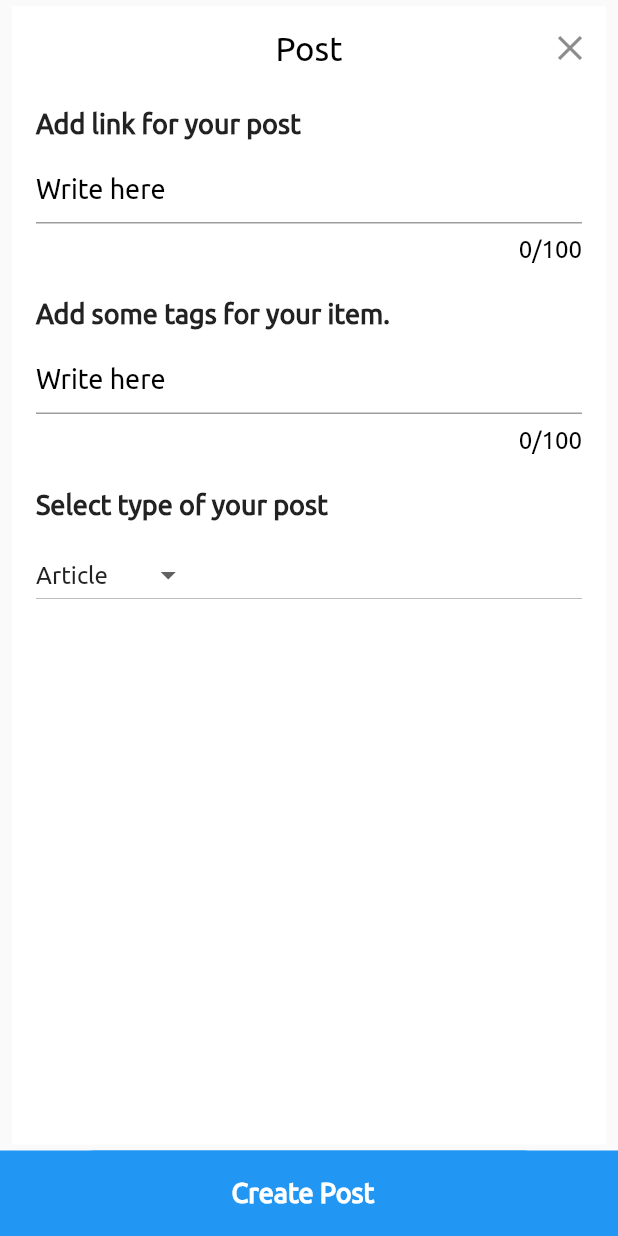
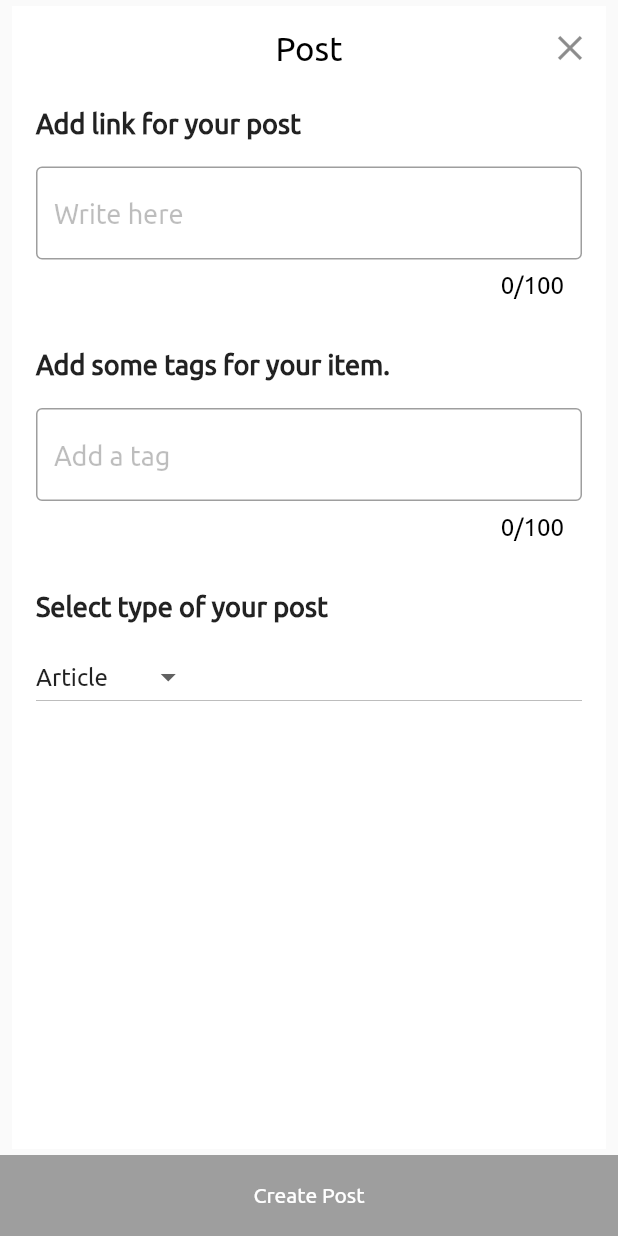
Before and after one commit to annshsingh/flutterpedia, a Flutter app: the PostScreen screen opened by its route, after a tap on "Create Post", on a phone screen of 412 x 824 dp. Run offline on Flutter 3.47's test engine with Material 2 defaults, Android fonts, the phone set to English and light mode, and no system bars; our stand-ins replace page_indicator.

Commit message:
Added necessary validations on the Post screen

```diff
--- a/lib/screens/post_add_screen.dart
+++ b/lib/screens/post_add_screen.dart
@@ -5,7 +5,6 @@ import 'package:flutterpedia/modals/user.dart';
 import 'package:flutterpedia/utils/networking.dart';
 import 'package:flutterpedia/widgets/custom_text_input.dart';
 import 'package:flutterpedia/widgets/dropdown_widget.dart';
-import 'package:flutterpedia/widgets/rounded_button.dart';
 import 'package:flutterpedia/widgets/tags_input_widget.dart';
 
 class PostScreen extends StatefulWidget {
@@ -14,12 +13,16 @@ class PostScreen extends StatefulWidget {
 }
 
 class _PostScreenState extends State<PostScreen> {
-  String link='',type='article';
-  List<String>tags=[];
+  String link = '', type = 'article';
+  List<String> tags = [];
+
   @override
   void initState() {
     super.initState();
   }
+
+  bool isLinkAdded = false;
+  bool isOneTagAdded = false;
 
   @override
   Widget build(BuildContext context) {
@@ -40,7 +43,7 @@ class _PostScreenState extends State<PostScreen> {
               brightness: Brightness.dark,
               title: Text(
                 "Post",
-                style: TextStyle(fontSize: 22.0,color: Colors.black),
+                style: TextStyle(fontSize: 22.0, color: Colors.black),
               ),
               actions: <Widget>[
                 IconButton(
@@ -58,29 +61,33 @@ class _PostScreenState extends State<PostScreen> {
             body: ListView(
               padding: EdgeInsets.symmetric(horizontal: 16.0),
               children: <Widget>[
-//                CustomTextInput(
-//                  label: "Add an interesting title",
-//                ),
-//                CustomTextInput(
-//                  label: "Give your post some description",
-//                ),
                 CustomTextInput(
                   label: "Add link for your post",
-                  onSubmitted: (val)=>setState((){
-                    link=val;
+                  onSubmitted: (val) => setState(() {
+                        if (val.isNotEmpty) {
+                          link = val;
+                          isLinkAdded = true;
+                        } else {
+                          isLinkAdded = false;
+                        }
                       }),
                 ),
                 TagsInputWidget(
-                  onSubmitted: (tags){
+                  onSubmitted: (tags) {
                     setState(() {
-                      this.tags=tags;
+                      if (tags.isNotEmpty) {
+                        this.tags = tags;
+                        isOneTagAdded = true;
+                      } else {
+                        isOneTagAdded = false;
+                      }
                     });
                   },
                 ),
                 TypeSelectionWidget(
-                  onSubmitted: (val){
+                  onSubmitted: (val) {
                     setState(() {
-                      this.type=val;
+                      this.type = val;
                     });
                   },
                 )
@@ -94,21 +101,38 @@ class _PostScreenState extends State<PostScreen> {
           ),
         ),
         bottomNavigationBar: Container(
-          color: Theme.of(context).primaryColor,
-          child: RoundedButton(
+          color: isLinkAdded && isOneTagAdded
+              ? Theme.of(context).primaryColor
+              : Colors.grey,
+          child: GestureDetector(
+            child: Container(
+              height: 54,
+              child: Center(
+                child: Text(
                   "Create Post",
+                  style: TextStyle(color: Colors.white),
+                ),
+              ),
+            ),
             onTap: () {
-              Networking.addPost(Post(
+              if (isLinkAdded && isOneTagAdded) {
+                Networking.addPost(
+                  Post(
                     tags: tags,
-                link:link,
+                    link: link,
                     title: '',
                     description: '',
                     image: '',
                     type: type,
-                user:User.getUser()
-              ));
+                    user: User.getUser(),
+                  ),
+                );
+              } else {
+                final snackBar =
+                    SnackBar(content: Text("Please fill all the fields"));
+                Scaffold.of(context).showSnackBar(snackBar);
+              }
             },
-            shadow: false,
           ),
         ),
       ),
--- a/lib/widgets/custom_text_input.dart
+++ b/lib/widgets/custom_text_input.dart
@@ -21,7 +21,7 @@ class _CustomTextInputState extends State<CustomTextInput> {
           label: widget.label,
         ),
         Padding(
-          padding: const EdgeInsets.symmetric(vertical: 4.0),
+          padding: const EdgeInsets.symmetric(vertical: 14.0),
           child: TextFormField(
             autocorrect: true,
             autovalidate: true,
@@ -38,12 +38,12 @@ class _CustomTextInputState extends State<CustomTextInput> {
                     fontWeight: FontWeight.w200,
                     color: Colors.black,
                     fontSize: 16.0),
-                border: UnderlineInputBorder(),
+                border: OutlineInputBorder(),
                 hasFloatingPlaceholder: false,
                 hintText: "Write here",
                 hintStyle: TextStyle(
                     fontWeight: FontWeight.w200,
-                    color: Colors.black,
+                    color: Colors.black26,
                     fontSize: 18.0)),
           ),
         )
--- a/lib/widgets/tags_input_widget.dart
+++ b/lib/widgets/tags_input_widget.dart
@@ -31,7 +31,7 @@ class _TagsInputWidgetState extends State<TagsInputWidget> {
           children: tags.map((tag) => createTag(tag)).toList(),
         ),
         Padding(
-          padding: const EdgeInsets.symmetric(vertical: 4.0),
+          padding: const EdgeInsets.symmetric(vertical: 14.0),
           child: TextFormField(
             autocorrect: true,
             autovalidate: true,
@@ -55,12 +55,12 @@ class _TagsInputWidgetState extends State<TagsInputWidget> {
                     fontWeight: FontWeight.w200,
                     color: Colors.black,
                     fontSize: 16.0),
-                border: UnderlineInputBorder(),
+                border: OutlineInputBorder(),
                 hasFloatingPlaceholder: false,
-                hintText: "Write here",
+                hintText: "Add a tag",
                 hintStyle: TextStyle(
                     fontWeight: FontWeight.w200,
-                    color: Colors.black,
+                    color: Colors.black26,
                     fontSize: 18.0)),
           ),
         )
```
Lines whose indentation alone changed are shown as unchanged.
